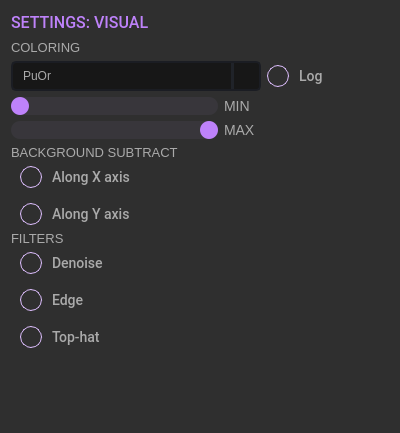
First picture: the form in resources/settings_visual.ui, repository scqubits/qfit, before the edit.
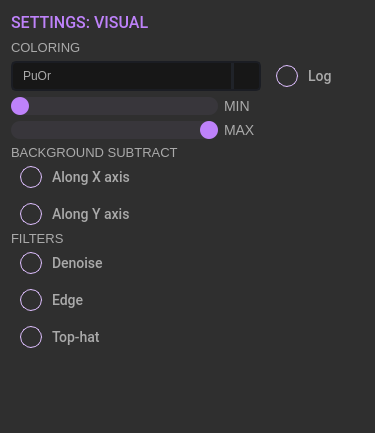
Second picture: the form after the edit. Icons and pictures are not drawn.

```diff
--- a/resources/settings_visual.ui
+++ b/resources/settings_visual.ui
@@ -6,7 +6,7 @@
    <rect>
     <x>0</x>
     <y>0</y>
-    <width>400</width>
+    <width>375</width>
     <height>433</height>
    </rect>
   </property>
@@ -18,13 +18,13 @@
   </property>
   <property name="minimumSize">
    <size>
-    <width>400</width>
+    <width>375</width>
     <height>0</height>
    </size>
   </property>
   <property name="maximumSize">
    <size>
-    <width>400</width>
+    <width>375</width>
     <height>16777215</height>
    </size>
   </property>
@@ -33,11 +33,11 @@
   </property>
   <property name="styleSheet">
    <string notr="true">QMainWindow {
-	background-color: #2F2F2F;
+	background-color: #5F5F5F;
 }
 
 QFrame {
-	background-color: #2F2F2F;
+	background-color: #5F5F5F;
 }
 
 QToolTip {
@@ -413,13 +413,13 @@
      </property>
      <property name="minimumSize">
       <size>
-       <width>45</width>
+       <width>25</width>
        <height>0</height>
       </size>
      </property>
      <property name="maximumSize">
       <size>
-       <width>45</width>
+       <width>25</width>
        <height>16777215</height>
       </size>
      </property>
@@ -643,9 +643,12 @@
      <property name="orientation">
       <enum>Qt::Horizontal</enum>
      </property>
+     <property name="sizeType">
+      <enum>QSizePolicy::Fixed</enum>
+     </property>
      <property name="sizeHint" stdset="0">
       <size>
-       <width>45</width>
+       <width>25</width>
        <height>20</height>
       </size>
      </property>
@@ -751,7 +754,7 @@
       <bool>true</bool>
      </property>
      <property name="sizePolicy">
-      <sizepolicy hsizetype="Preferred" vsizetype="Fixed">
+      <sizepolicy hsizetype="Fixed" vsizetype="Fixed">
        <horstretch>0</horstretch>
        <verstretch>0</verstretch>
       </sizepolicy>
```
